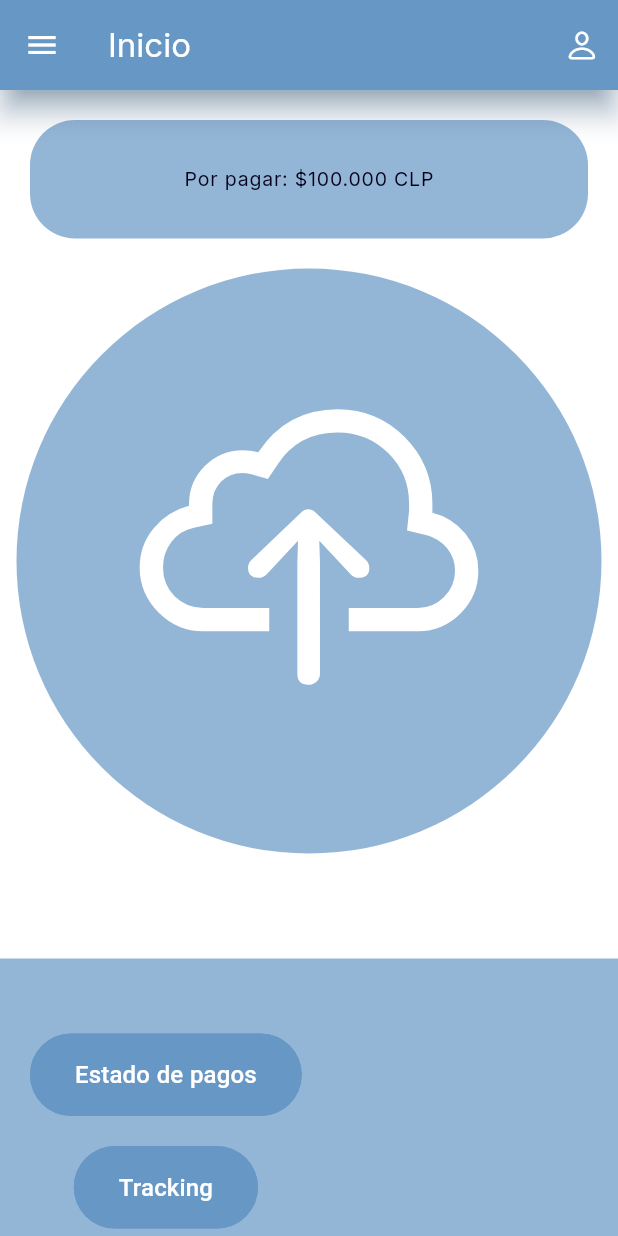
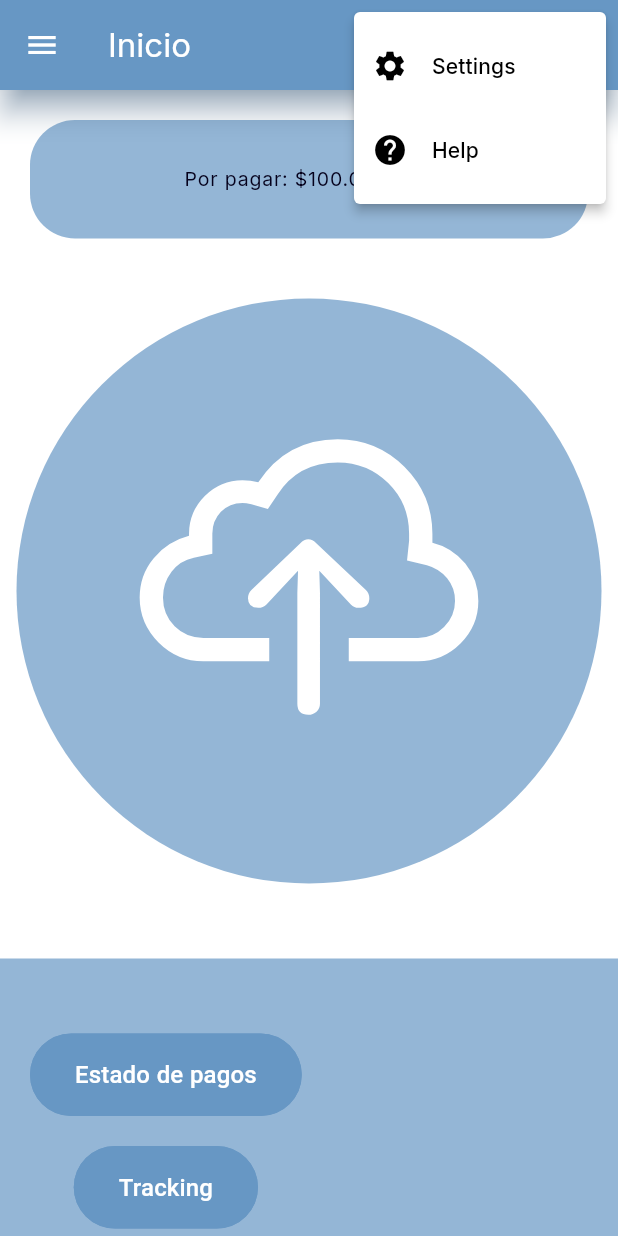
Before and after one commit to Nawel-GR/HonorariosMedicos, a Flutter app: the screen it shows once a user with an empty profile is signed in, after a tap on an icon or button, on a phone screen of 412 x 824 dp. Run offline on Flutter 3.47's test engine with Material 3 defaults, Android fonts, the phone set to English and light mode, and no system bars; drawn by our look-alikes of easy_rich_text; our stand-ins replace bot_toast, firebase_auth, firebase_core, google_fonts, iconsax; missing offline and left inert: firebase_ui_auth, pretty_logger; accounts and stored records are empty.

Commit message:
added a popup menu for the user

```diff
--- a/flutter_application_1/lib/screens/home.dart
+++ b/flutter_application_1/lib/screens/home.dart
@@ -13,11 +13,28 @@ class HomeScreen extends StatelessWidget {
       appBar: AppBar(
         title: Text('Inicio'),
         actions: [
-          IconButton(
+          PopupMenuButton(
             icon: Icon(CupertinoIcons.person),
-            onPressed: () {
-              // Add your onPressed function here
-            },
+            itemBuilder: (BuildContext context) => [
+              PopupMenuItem(
+                child: ListTile(
+                  leading: Icon(Icons.settings),
+                  title: Text('Settings'),
+                  onTap: () {
+                    // Add your onPressed function here
+                  },
+                ),
+              ),
+              PopupMenuItem(
+                child: ListTile(
+                  leading: Icon(Icons.help),
+                  title: Text('Help'),
+                  onTap: () {
+                    // Add your onPressed function here
+                  },
+                ),
+              ),
+            ],
           ),
         ],
       ),
@@ -50,7 +67,7 @@ class HomeScreen extends StatelessWidget {
               ],
             ),
           ),
-          SizedBox(height: 20),
+          SizedBox(height: 40),
           Center(
               child: CircularIconButton(
             icon: CupertinoIcons.cloud_upload,
@@ -58,9 +75,7 @@ class HomeScreen extends StatelessWidget {
             color: HonorTheme.colors.primaryLight,
             size: 390,
           )),
-          SizedBox(
-            height: 70,
-          ),
+          SizedBox(height: 50),
           Container(
             height: MediaQuery.of(context).size.height * 0.252,
             alignment: Alignment.bottomLeft,
```
